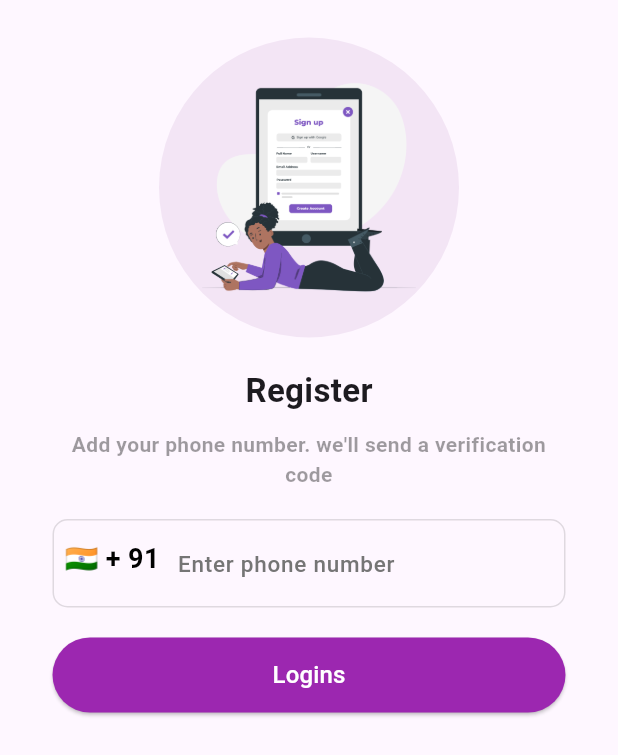
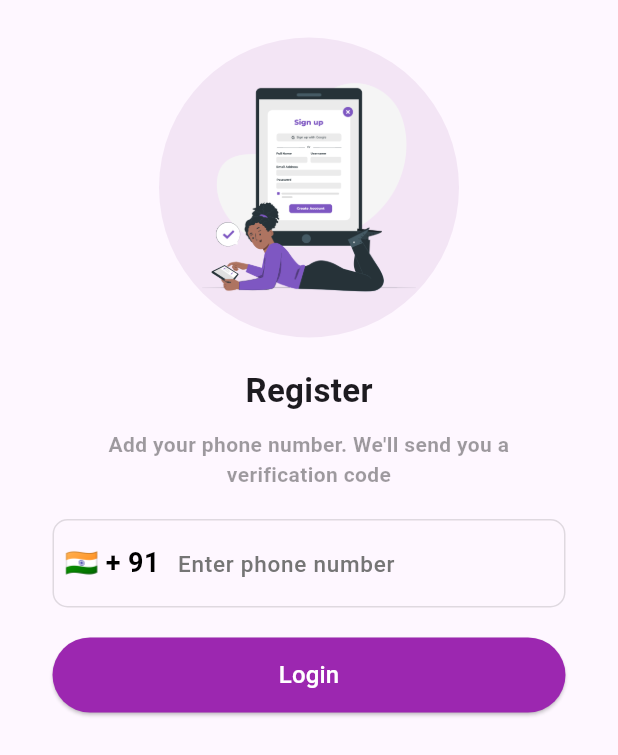
Before and after one commit to ShazinCP/PhoneNumberAuth_Firebase, a Flutter app: the screen it shows after launch, after a tap on "Get Started", on a phone screen of 412 x 824 dp. Shown: the top 755 px of the screen. Run offline on Flutter 3.47's test engine with Material 2 defaults, Android fonts, the light colour scheme and no system bars; our stand-ins replace cloud_firestore, country_picker, firebase_auth, firebase_core, firebase_storage, image_picker and 2 more; accounts and stored records are empty; network calls fail.

Commit message:
bug fixes

```diff
--- a/lib/main.dart
+++ b/lib/main.dart
@@ -5,7 +5,7 @@ import 'package:phonenumberauth/view/intro/welcome_screen.dart';
 import 'package:provider/provider.dart';
 
 void main() async {
-  WidgetsFlutterBinding.ensureInitialized;
+  WidgetsFlutterBinding.ensureInitialized();
   await Firebase.initializeApp();
   runApp(const MyApp());
 }
--- a/lib/view/intro/welcome_screen.dart
+++ b/lib/view/intro/welcome_screen.dart
@@ -61,7 +61,7 @@ class WelcomeScreen extends StatelessWidget {
                         Navigator.pushReplacement(
                           context,
                           MaterialPageRoute(
-                            builder: (context) => const RegistrationScreen(),
+                            builder: (context) => const RegisterScreen(),
                           ),
                         );
                       }
--- a/lib/view/registration_screen/registration_screen.dart
+++ b/lib/view/registration_screen/registration_screen.dart
@@ -1,20 +1,18 @@
 import 'package:country_picker/country_picker.dart';
 import 'package:flutter/material.dart';
-import 'package:phonenumberauth/constants/sizedbox.dart';
 import 'package:phonenumberauth/controller/auth_provider.dart';
-import 'package:phonenumberauth/helper/colors.dart';
 import 'package:phonenumberauth/widget/custom_button.dart';
 import 'package:provider/provider.dart';
 
-class RegistrationScreen extends StatefulWidget {
-  const RegistrationScreen({super.key});
+class RegisterScreen extends StatefulWidget {
+  const RegisterScreen({super.key});
 
   @override
-  State<RegistrationScreen> createState() => _RegistrationScreenState();
+  State<RegisterScreen> createState() => _RegisterScreenState();
 }
 
-class _RegistrationScreenState extends State<RegistrationScreen> {
-  TextEditingController phonenumbercontroller = TextEditingController();
+class _RegisterScreenState extends State<RegisterScreen> {
+  final TextEditingController phoneController = TextEditingController();
 
   Country selectedCountry = Country(
     phoneCode: "91",
@@ -23,20 +21,22 @@ class _RegistrationScreenState extends State<RegistrationScreen> {
     geographic: true,
     level: 1,
     name: "India",
-      example: "Inadia",
+    example: "India",
     displayName: "India",
     displayNameNoCountryCode: "IN",
-      e164Key: "");
+    e164Key: "",
+  );
 
   @override
   Widget build(BuildContext context) {
-    phonenumbercontroller.selection = TextSelection.fromPosition(
+    phoneController.selection = TextSelection.fromPosition(
       TextPosition(
-        offset: phonenumbercontroller.text.length,
+        offset: phoneController.text.length,
       ),
     );
     return Scaffold(
       body: SafeArea(
+        child: SingleChildScrollView(
           child: Center(
             child: Padding(
               padding: const EdgeInsets.symmetric(vertical: 25, horizontal: 35),
@@ -45,14 +45,16 @@ class _RegistrationScreenState extends State<RegistrationScreen> {
                   Container(
                     width: 200,
                     height: 200,
-                  padding: const EdgeInsets.all(20),
+                    padding: const EdgeInsets.all(20.0),
                     decoration: BoxDecoration(
                       shape: BoxShape.circle,
-                    color: cPurpleColorShade50,
+                      color: Colors.purple.shade50,
                     ),
-                  child: Image.asset("assets/image2.png"),
+                    child: Image.asset(
+                      "assets/image2.png",
                     ),
-                cHeight20,
+                  ),
+                  const SizedBox(height: 20),
                   const Text(
                     "Register",
                     style: TextStyle(
@@ -60,27 +62,28 @@ class _RegistrationScreenState extends State<RegistrationScreen> {
                       fontWeight: FontWeight.bold,
                     ),
                   ),
-                cHeight10,
+                  const SizedBox(height: 10),
                   const Text(
-                  "Add your phone number. we'll send a verification code",
+                    "Add your phone number. We'll send you a verification code",
                     style: TextStyle(
                       fontSize: 14,
-                    color: cBlackColor38,
+                      color: Colors.black38,
                       fontWeight: FontWeight.bold,
                     ),
                     textAlign: TextAlign.center,
                   ),
-                cHeight20,
+                  const SizedBox(height: 20),
                   TextFormField(
-                  cursorColor: cPurpleColor,
-                  controller: phonenumbercontroller,
+                    cursorColor: Colors.purple,
+                    controller: phoneController,
+                    keyboardType: TextInputType.phone,
                     style: const TextStyle(
                       fontSize: 18,
                       fontWeight: FontWeight.bold,
                     ),
                     onChanged: (value) {
                       setState(() {
-                      phonenumbercontroller.text = value;
+                        phoneController.text = value;
                       });
                     },
                     decoration: InputDecoration(
@@ -88,15 +91,15 @@ class _RegistrationScreenState extends State<RegistrationScreen> {
                       hintStyle: TextStyle(
                         fontWeight: FontWeight.w500,
                         fontSize: 15,
-                      color: cGreyColorShade,
+                        color: Colors.grey.shade600,
                       ),
                       enabledBorder: OutlineInputBorder(
                         borderRadius: BorderRadius.circular(10),
-                      borderSide: const BorderSide(color: cBlackColor12),
+                        borderSide: const BorderSide(color: Colors.black12),
                       ),
                       focusedBorder: OutlineInputBorder(
                         borderRadius: BorderRadius.circular(10),
-                      borderSide: const BorderSide(color: cBlackColor12),
+                        borderSide: const BorderSide(color: Colors.black12),
                       ),
                       prefixIcon: Container(
                         padding: const EdgeInsets.all(8.0),
@@ -113,41 +116,46 @@ class _RegistrationScreenState extends State<RegistrationScreen> {
                                   });
                                 });
                           },
+                          child: Padding(
+                            padding: const EdgeInsets.only(top: 3),
                             child: Text(
                               "${selectedCountry.flagEmoji} + ${selectedCountry.phoneCode}",
                               style: const TextStyle(
                                 fontSize: 18,
-                              color: cBlackColor,
-                              fontWeight: FontWeight.bold),
+                                color: Colors.black,
+                                fontWeight: FontWeight.bold,
                               ),
                             ),
                           ),
-                    suffixIcon: phonenumbercontroller.text.length > 9
+                        ),
+                      ),
+                      suffixIcon: phoneController.text.length > 9
                           ? Container(
                               height: 30,
                               width: 30,
                               margin: const EdgeInsets.all(10.0),
                               decoration: const BoxDecoration(
                                 shape: BoxShape.circle,
-                              color: cGreenColor,
+                                color: Colors.green,
                               ),
                               child: const Icon(
                                 Icons.done,
-                              color: cWhiteColor,
+                                color: Colors.white,
                                 size: 20,
                               ),
                             )
                           : null,
                     ),
                   ),
-                cHeight20,
+                  const SizedBox(height: 20),
                   SizedBox(
                     width: double.infinity,
                     height: 50,
                     child: CustomButton(
-                      text: "Logins", onpressed: () => sendPhoneNumber()),
+                        text: "Login", onpressed: () => sendPhoneNumber()),
                   ),
                 ],
+              ),
             ),
           ),
         ),
@@ -157,7 +165,7 @@ class _RegistrationScreenState extends State<RegistrationScreen> {
 
   void sendPhoneNumber() {
     final ap = Provider.of<AuthProvider>(context, listen: false);
-    String phoneNumber = phonenumbercontroller.text.trim();
-    ap.signInWithPhone(context, "${selectedCountry.phoneCode}$phoneNumber");
+    String phoneNumber = phoneController.text.trim();
+    ap.signInWithPhone(context, "+${selectedCountry.phoneCode}$phoneNumber");
   }
 }
--- a/lib/view/user_information_screen.dart
+++ b/lib/view/user_information_screen.dart
@@ -156,7 +156,7 @@ class _UserInformationScreenState extends State<UserInformationScreen> {
         },
       );
     } else {
-      showSnackbar(context, "Please upload your profile photo");
+      showSnackBar(context, "Please upload your profile photo");
     }
   }
 }
```
Also changed, not shown: lib/controller/auth_provider.dart (+21 -18 lines), lib/utils/utils.dart (+7 -5 lines), lib/view/home/home_screen.dart (+13 -10 lines), lib/view/otp_screen/otp_screen.dart (+33 -29 lines). Lines whose indentation alone changed are shown as unchanged.
